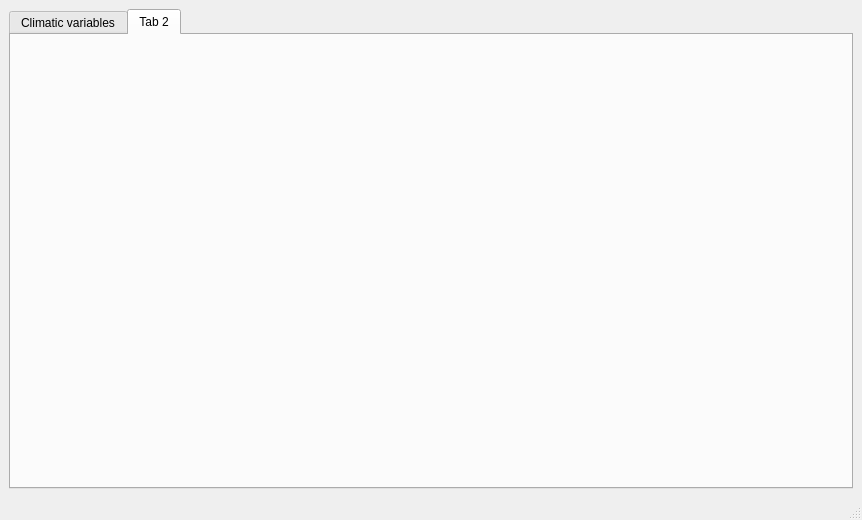
Before: the Qt Designer form mainwindow.ui in czertyaka/gaussian_dispersal, drawn with Qt 5.
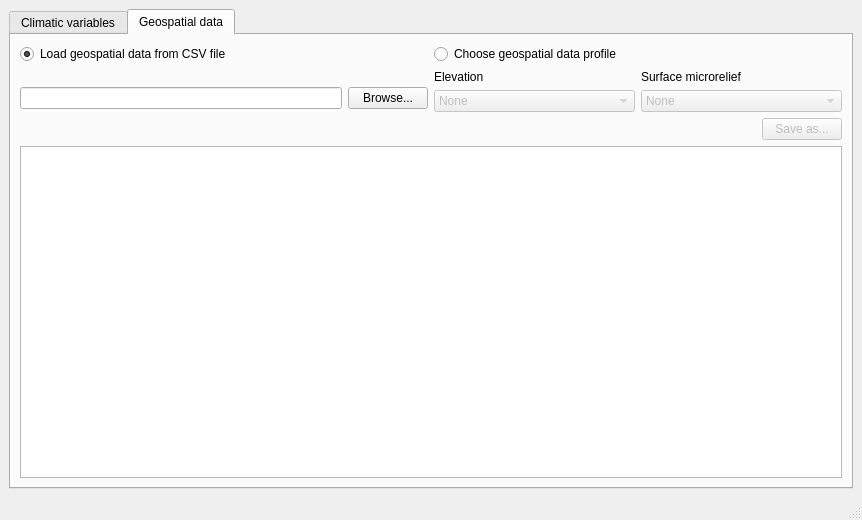
After: the same form once the commit is applied. The open tabs and pages were chosen to show the change.

Commit message: GUI: geospatial data tab

Diff of the .ui file:
```diff
--- a/mainwindow.ui
+++ b/mainwindow.ui
@@ -15,9 +15,15 @@
   </property>
   <widget class="QWidget" name="centralwidget">
    <layout class="QGridLayout" name="gridLayout">
-    <item row="0" column="0">
+    <item row="0" column="1">
      <widget class="QTabWidget" name="tabWidget">
-      <widget class="QWidget" name="tab_3">
+      <property name="enabled">
+       <bool>true</bool>
+      </property>
+      <property name="currentIndex">
+       <number>1</number>
+      </property>
+      <widget class="QWidget" name="tab">
        <attribute name="title">
         <string>Climatic variables</string>
        </attribute>
@@ -140,8 +146,210 @@
       </widget>
       <widget class="QWidget" name="tab_4">
        <attribute name="title">
-        <string>Tab 2</string>
+        <string>Geospatial data</string>
        </attribute>
+       <layout class="QVBoxLayout" name="verticalLayout">
+        <item>
+         <layout class="QGridLayout" name="gridLayout_8">
+          <item row="1" column="0">
+           <layout class="QVBoxLayout" name="verticalLayout_2">
+            <item>
+             <spacer name="verticalSpacer">
+              <property name="orientation">
+               <enum>Qt::Vertical</enum>
+              </property>
+              <property name="sizeType">
+               <enum>QSizePolicy::Minimum</enum>
+              </property>
+              <property name="sizeHint" stdset="0">
+               <size>
+                <width>20</width>
+                <height>15</height>
+               </size>
+              </property>
+             </spacer>
+            </item>
+            <item>
+             <layout class="QHBoxLayout" name="horizontalLayout_2">
+              <item>
+               <widget class="QLineEdit" name="lineEdit_2">
+                <property name="sizePolicy">
+                 <sizepolicy hsizetype="Minimum" vsizetype="Fixed">
+                  <horstretch>60</horstretch>
+                  <verstretch>0</verstretch>
+                 </sizepolicy>
+                </property>
+               </widget>
+              </item>
+              <item>
+               <widget class="QPushButton" name="pushButton_4">
+                <property name="sizePolicy">
+                 <sizepolicy hsizetype="Fixed" vsizetype="Fixed">
+                  <horstretch>60</horstretch>
+                  <verstretch>0</verstretch>
+                 </sizepolicy>
+                </property>
+                <property name="text">
+                 <string>Browse...</string>
+                </property>
+               </widget>
+              </item>
+             </layout>
+            </item>
+           </layout>
+          </item>
+          <item row="0" column="1">
+           <widget class="QRadioButton" name="radioButton_4">
+            <property name="text">
+             <string>Choose geospatial data profile</string>
+            </property>
+           </widget>
+          </item>
+          <item row="1" column="1">
+           <layout class="QGridLayout" name="gridLayout_7">
+            <item row="0" column="0">
+             <widget class="QLabel" name="label">
+              <property name="text">
+               <string>Elevation</string>
+              </property>
+             </widget>
+            </item>
+            <item row="0" column="1">
+             <widget class="QLabel" name="label_2">
+              <property name="text">
+               <string>Surface microrelief</string>
+              </property>
+             </widget>
+            </item>
+            <item row="1" column="0">
+             <widget class="QComboBox" name="comboBox_2">
+              <property name="enabled">
+               <bool>false</bool>
+              </property>
+              <property name="sizePolicy">
+               <sizepolicy hsizetype="Preferred" vsizetype="Fixed">
+                <horstretch>0</horstretch>
+                <verstretch>0</verstretch>
+               </sizepolicy>
+              </property>
+              <item>
+               <property name="text">
+                <string>None</string>
+               </property>
+              </item>
+              <item>
+               <property name="text">
+                <string>Hill</string>
+               </property>
+              </item>
+              <item>
+               <property name="text">
+                <string>Valley</string>
+               </property>
+              </item>
+              <item>
+               <property name="text">
+                <string>Slope</string>
+               </property>
+              </item>
+             </widget>
+            </item>
+            <item row="1" column="1">
+             <widget class="QComboBox" name="comboBox_3">
+              <property name="enabled">
+               <bool>false</bool>
+              </property>
+              <property name="sizePolicy">
+               <sizepolicy hsizetype="Preferred" vsizetype="Fixed">
+                <horstretch>0</horstretch>
+                <verstretch>0</verstretch>
+               </sizepolicy>
+              </property>
+              <item>
+               <property name="text">
+                <string>None</string>
+               </property>
+              </item>
+              <item>
+               <property name="text">
+                <string>Snow</string>
+               </property>
+              </item>
+              <item>
+               <property name="text">
+                <string>Shortgrass</string>
+               </property>
+              </item>
+              <item>
+               <property name="text">
+                <string>Tallgrass</string>
+               </property>
+              </item>
+              <item>
+               <property name="text">
+                <string>Scrub growth</string>
+               </property>
+              </item>
+              <item>
+               <property name="text">
+                <string>Forest</string>
+               </property>
+              </item>
+              <item>
+               <property name="text">
+                <string>Buildings</string>
+               </property>
+              </item>
+             </widget>
+            </item>
+           </layout>
+          </item>
+          <item row="0" column="0">
+           <widget class="QRadioButton" name="radioButton_3">
+            <property name="enabled">
+             <bool>true</bool>
+            </property>
+            <property name="text">
+             <string>Load geospatial data from CSV file</string>
+            </property>
+            <property name="checked">
+             <bool>true</bool>
+            </property>
+           </widget>
+          </item>
+         </layout>
+        </item>
+        <item>
+         <layout class="QGridLayout" name="gridLayout_6">
+          <item row="0" column="1">
+           <widget class="QPushButton" name="pushButton_3">
+            <property name="enabled">
+             <bool>false</bool>
+            </property>
+            <property name="text">
+             <string>Save as...</string>
+            </property>
+           </widget>
+          </item>
+          <item row="1" column="0" colspan="2">
+           <widget class="QGraphicsView" name="graphicsView_2"/>
+          </item>
+          <item row="0" column="0">
+           <spacer name="horizontalSpacer_2">
+            <property name="orientation">
+             <enum>Qt::Horizontal</enum>
+            </property>
+            <property name="sizeHint" stdset="0">
+             <size>
+              <width>408</width>
+              <height>20</height>
+             </size>
+            </property>
+           </spacer>
+          </item>
+         </layout>
+        </item>
+       </layout>
       </widget>
      </widget>
     </item>
```
Left out of the diff: 102 changed lines with no effect on the pictures.
